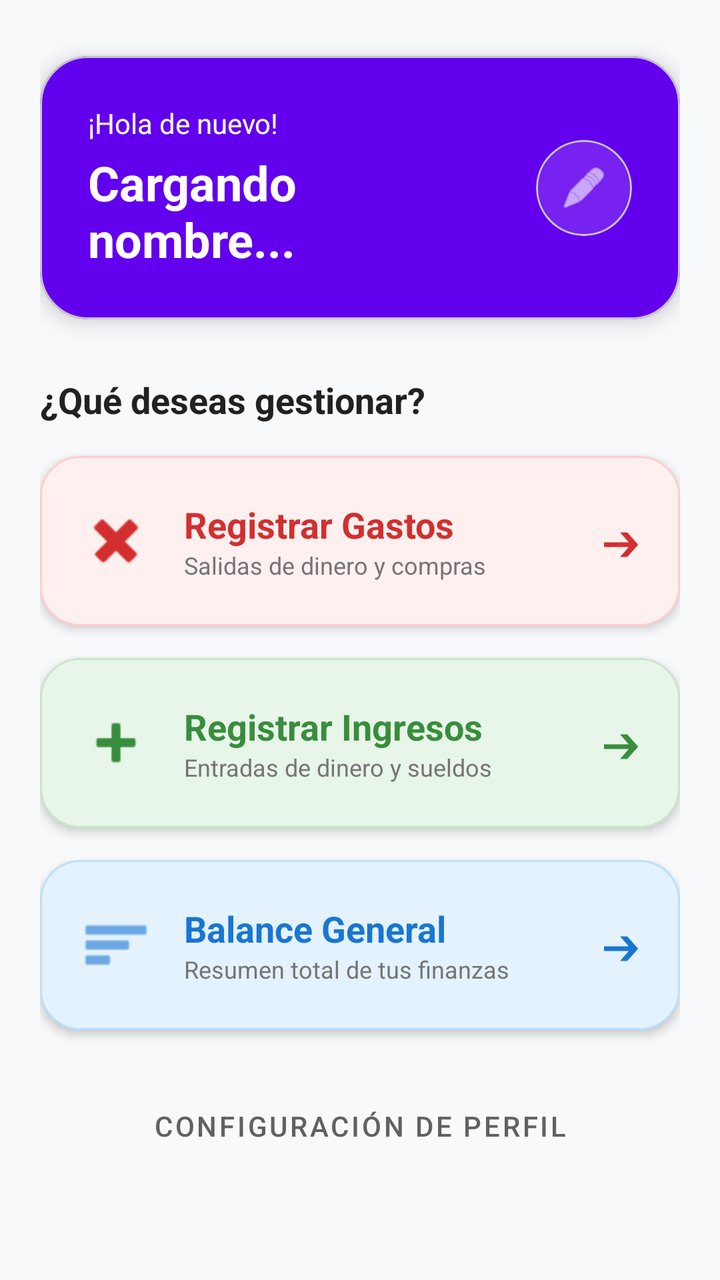
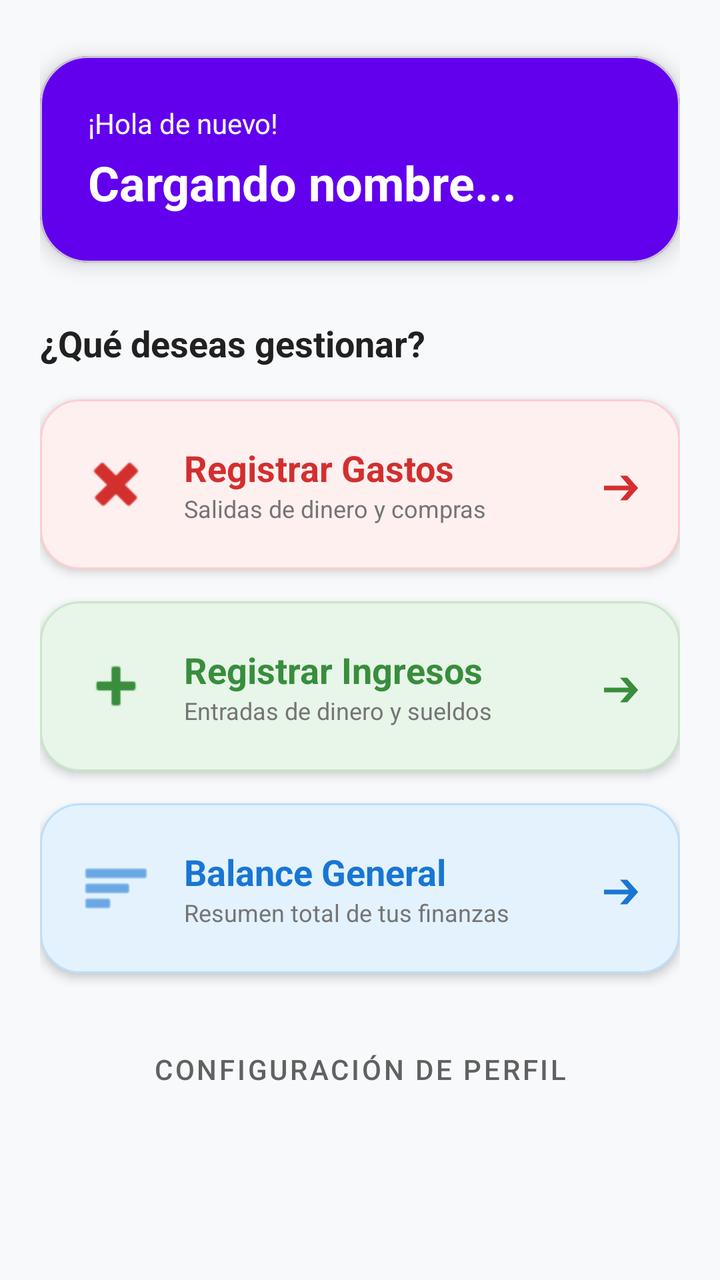

Two renders of the same Android screen: before a commit and after it. Below are the layout's source before the change and the commit's diff.
<!-- AndroidManifest.xml: application theme Theme.GestionIngresoGasto -->
<!-- res/layout/activity_menu.xml -->
<?xml version="1.0" encoding="utf-8"?>
<ScrollView
    xmlns:android="http://schemas.android.com/apk/res/android"
    xmlns:app="http://schemas.android.com/apk/res-auto"
    xmlns:tools="http://schemas.android.com/tools"
    android:layout_width="match_parent"
    android:layout_height="match_parent"
    android:fillViewport="true"
    android:background="@color/background_app">

    <androidx.constraintlayout.widget.ConstraintLayout
        android:layout_width="match_parent"
        android:layout_height="wrap_content"
        android:padding="20dp"
        tools:context=".MenuActivity">

        <com.google.android.material.card.MaterialCardView
            android:id="@+id/cardBienvenida"
            android:layout_width="0dp"
            android:layout_height="wrap_content"
            app:cardCornerRadius="24dp"
            app:cardElevation="6dp"
            app:cardBackgroundColor="@color/design_default_color_primary"
            app:layout_constraintTop_toTopOf="parent"
            app:layout_constraintStart_toStartOf="parent"
            app:layout_constraintEnd_toEndOf="parent"
            android:layout_marginTop="8dp">

            <androidx.constraintlayout.widget.ConstraintLayout
                android:layout_width="match_parent"
                android:layout_height="wrap_content"
                android:padding="24dp">

                <TextView
                    android:id="@+id/tvSaludo"
                    android:layout_width="wrap_content"
                    android:layout_height="wrap_content"
                    android:text="¡Hola de nuevo!"
                    android:textColor="@android:color/white"
                    android:textSize="14sp"
                    app:layout_constraintTop_toTopOf="parent"
                    app:layout_constraintStart_toStartOf="parent" />

                <TextView
                    android:id="@+id/tvNombreUsuario"
                    android:layout_width="0dp"
                    android:layout_height="wrap_content"
                    android:text="Cargando nombre..."
                    android:textColor="@android:color/white"
                    android:textSize="24sp"
                    android:textStyle="bold"
                    app:layout_constraintTop_toBottomOf="@id/tvSaludo"
                    app:layout_constraintStart_toStartOf="parent"
                    app:layout_constraintEnd_toStartOf="@id/btnEditarPerfil"
                    android:layout_marginTop="4dp"
                    android:layout_marginEnd="12dp" />

                <com.google.android.material.card.MaterialCardView
                    android:id="@+id/btnEditarPerfil"
                    android:layout_width="48dp"
                    android:layout_height="48dp"
                    app:cardCornerRadius="24dp"
                    app:cardElevation="0dp"
                    app:cardBackgroundColor="@color/blanco_translucido"
                    app:layout_constraintTop_toTopOf="parent"
                    app:layout_constraintBottom_toBottomOf="parent"
                    app:layout_constraintEnd_toEndOf="parent">

                    <ImageView
                        android:layout_width="24dp"
                        android:layout_height="24dp"
                        android:layout_gravity="center"
                        android:contentDescription="Editar Perfil"
                        android:src="@android:drawable/ic_menu_edit"
                        app:tint="@android:color/white" />
                </com.google.android.material.card.MaterialCardView>

            </androidx.constraintlayout.widget.ConstraintLayout>
        </com.google.android.material.card.MaterialCardView>

        <TextView
            android:id="@+id/tvOpciones"
            android:layout_width="0dp"
            android:layout_height="wrap_content"
            android:text="¿Qué deseas gestionar?"
            android:textSize="18sp"
            android:textStyle="bold"
            android:textColor="@color/texto_titulo"
            app:layout_constraintTop_toBottomOf="@id/cardBienvenida"
            app:layout_constraintStart_toStartOf="parent"
            app:layout_constraintEnd_toEndOf="parent"
            android:layout_marginTop="28dp" />

        <com.google.android.material.card.MaterialCardView
            android:id="@+id/btnGastos"
            android:layout_width="0dp"
            android:layout_height="85dp"
            android:clickable="true"
            android:focusable="true"
            android:foreground="?attr/selectableItemBackground"
            app:cardCornerRadius="20dp"
            app:cardElevation="3dp"
            app:cardBackgroundColor="@color/gasto_fondo"
            app:strokeColor="@color/gasto_borde"
            app:strokeWidth="1dp"
            app:layout_constraintTop_toBottomOf="@id/tvOpciones"
            app:layout_constraintStart_toStartOf="parent"
            app:layout_constraintEnd_toEndOf="parent"
            android:layout_marginTop="16dp">

            <LinearLayout
                android:layout_width="match_parent"
                android:layout_height="match_parent"
                android:orientation="horizontal"
                android:gravity="center_vertical"
                android:paddingHorizontal="20dp">

                <ImageView
                    android:layout_width="36dp"
                    android:layout_height="36dp"
                    android:src="@android:drawable/ic_delete"
                    app:tint="@color/gasto_primario" />

                <LinearLayout
                    android:layout_width="0dp"
                    android:layout_height="wrap_content"
                    android:layout_weight="1"
                    android:orientation="vertical"
                    android:layout_marginStart="16dp">

                    <TextView
                        android:layout_width="wrap_content"
                        android:layout_height="wrap_content"
                        android:text="Registrar Gastos"
                        android:textSize="18sp"
                        android:textStyle="bold"
                        android:textColor="@color/gasto_primario" />

                    <TextView
                        android:layout_width="wrap_content"
                        android:layout_height="wrap_content"
                        android:text="Salidas de dinero y compras"
                        android:textSize="12sp"
                        android:textColor="@color/texto_subtitulo" />
                </LinearLayout>

                <TextView
                    android:layout_width="wrap_content"
                    android:layout_height="wrap_content"
                    android:text="➔"
                    android:textSize="20sp"
                    android:textColor="@color/gasto_primario" />
            </LinearLayout>
        </com.google.android.material.card.MaterialCardView>

        <com.google.android.material.card.MaterialCardView
            android:id="@+id/btnIngresos"
            android:layout_width="0dp"
            android:layout_height="85dp"
            android:clickable="true"
            android:focusable="true"
            android:foreground="?attr/selectableItemBackground"
            app:cardCornerRadius="20dp"
            app:cardElevation="3dp"
            app:cardBackgroundColor="@color/ingreso_fondo"
            app:strokeColor="@color/ingreso_borde"
            app:strokeWidth="1dp"
            app:layout_constraintTop_toBottomOf="@id/btnGastos"
            app:layout_constraintStart_toStartOf="parent"
            app:layout_constraintEnd_toEndOf="parent"
            android:layout_marginTop="16dp">

            <LinearLayout
                android:layout_width="match_parent"
                android:layout_height="match_parent"
                android:orientation="horizontal"
                android:gravity="center_vertical"
                android:paddingHorizontal="20dp">

                <ImageView
                    android:layout_width="36dp"
                    android:layout_height="36dp"
                    android:src="@android:drawable/ic_input_add"
                    app:tint="@color/ingreso_primario" />

                <LinearLayout
                    android:layout_width="0dp"
                    android:layout_height="wrap_content"
                    android:layout_weight="1"
                    android:orientation="vertical"
                    android:layout_marginStart="16dp">

                    <TextView
                        android:layout_width="wrap_content"
                        android:layout_height="wrap_content"
                        android:text="Registrar Ingresos"
                        android:textSize="18sp"
                        android:textStyle="bold"
                        android:textColor="@color/ingreso_primario" />

                    <TextView
                        android:layout_width="wrap_content"
                        android:layout_height="wrap_content"
                        android:text="Entradas de dinero y sueldos"
                        android:textSize="12sp"
                        android:textColor="@color/texto_subtitulo" />
                </LinearLayout>

                <TextView
                    android:layout_width="wrap_content"
                    android:layout_height="wrap_content"
                    android:text="➔"
                    android:textSize="20sp"
                    android:textColor="@color/ingreso_primario" />
            </LinearLayout>
        </com.google.android.material.card.MaterialCardView>

        <com.google.android.material.card.MaterialCardView
            android:id="@+id/btnBalance"
            android:layout_width="0dp"
            android:layout_height="85dp"
            android:clickable="true"
            android:focusable="true"
            android:foreground="?attr/selectableItemBackground"
            app:cardCornerRadius="20dp"
            app:cardElevation="3dp"
            app:cardBackgroundColor="@color/balance_fondo"
            app:strokeColor="@color/balance_borde"
            app:strokeWidth="1dp"
            app:layout_constraintTop_toBottomOf="@id/btnIngresos"
            app:layout_constraintStart_toStartOf="parent"
            app:layout_constraintEnd_toEndOf="parent"
            android:layout_marginTop="16dp">

            <LinearLayout
                android:layout_width="match_parent"
                android:layout_height="match_parent"
                android:orientation="horizontal"
                android:gravity="center_vertical"
                android:paddingHorizontal="20dp">

                <ImageView
                    android:layout_width="36dp"
                    android:layout_height="36dp"
                    android:src="@android:drawable/ic_menu_sort_by_size"
                    app:tint="@color/balance_primario" />

                <LinearLayout
                    android:layout_width="0dp"
                    android:layout_height="wrap_content"
                    android:layout_weight="1"
                    android:orientation="vertical"
                    android:layout_marginStart="16dp">

                    <TextView
                        android:layout_width="wrap_content"
                        android:layout_height="wrap_content"
                        android:text="Balance General"
                        android:textSize="18sp"
                        android:textStyle="bold"
                        android:textColor="@color/balance_primario" />

                    <TextView
                        android:layout_width="wrap_content"
                        android:layout_height="wrap_content"
                        android:text="Resumen total de tus finanzas"
                        android:textSize="12sp"
                        android:textColor="@color/texto_subtitulo" />
                </LinearLayout>

                <TextView
                    android:layout_width="wrap_content"
                    android:layout_height="wrap_content"
                    android:text="➔"
                    android:textSize="20sp"
                    android:textColor="@color/balance_primario" />
            </LinearLayout>
        </com.google.android.material.card.MaterialCardView>

        <com.google.android.material.button.MaterialButton
            android:id="@+id/btnPerfilUsuario"
            style="@style/Widget.MaterialComponents.Button.TextButton"
            android:layout_width="0dp"
            android:layout_height="wrap_content"
            android:text="Configuración de Perfil"
            android:textSize="14sp"
            android:textColor="@color/texto_secundario"
            app:layout_constraintTop_toBottomOf="@id/btnBalance"
            app:layout_constraintStart_toStartOf="parent"
            app:layout_constraintEnd_toEndOf="parent"
            android:layout_marginTop="24dp"
            android:layout_marginBottom="16dp" />

    </androidx.constraintlayout.widget.ConstraintLayout>
</ScrollView>
<!-- resources referenced by this layout -->
<resources>
  <color name="background_app">#F8F9FA</color>
  <color name="balance_borde">#BBDEFB</color>
  <color name="balance_fondo">#E3F2FD</color>
  <color name="balance_primario">#1976D2</color>
  <color name="blanco_translucido">#22FFFFFF</color>
  <color name="gasto_borde">#FFCDD2</color>
  <color name="gasto_fondo">#FFF0F0</color>
  <color name="gasto_primario">#D32F2F</color>
  <color name="ingreso_borde">#C8E6C9</color>
  <color name="ingreso_fondo">#E8F5E9</color>
  <color name="ingreso_primario">#388E3C</color>
  <color name="texto_secundario">#616161</color>
  <color name="texto_subtitulo">#757575</color>
  <color name="texto_titulo">#212121</color>
  <style name="Theme.GestionIngresoGasto" parent="Base.Theme.GestionIngresoGasto" />
  <style name="Base.Theme.GestionIngresoGasto" parent="Theme.Material3.DayNight.NoActionBar">
          
          
      </style>
</resources>

<!-- the commit's change to res/layout/activity_menu.xml (unified diff, before → after) -->
@@ -12,7 +12,7 @@
         android:layout_width="match_parent"
         android:layout_height="wrap_content"
         android:padding="20dp"
-        tools:context=".MenuActivity">
+        tools:context=".ui.MenuActivity">
 
         <com.google.android.material.card.MaterialCardView
             android:id="@+id/cardBienvenida"
@@ -45,35 +45,13 @@
                     android:id="@+id/tvNombreUsuario"
                     android:layout_width="0dp"
                     android:layout_height="wrap_content"
+                    android:layout_marginTop="4dp"
                     android:text="Cargando nombre..."
                     android:textColor="@android:color/white"
                     android:textSize="24sp"
                     android:textStyle="bold"
-                    app:layout_constraintTop_toBottomOf="@id/tvSaludo"
                     app:layout_constraintStart_toStartOf="parent"
-                    app:layout_constraintEnd_toStartOf="@id/btnEditarPerfil"
-                    android:layout_marginTop="4dp"
-                    android:layout_marginEnd="12dp" />
-
-                <com.google.android.material.card.MaterialCardView
-                    android:id="@+id/btnEditarPerfil"
-                    android:layout_width="48dp"
-                    android:layout_height="48dp"
-                    app:cardCornerRadius="24dp"
-                    app:cardElevation="0dp"
-                    app:cardBackgroundColor="@color/blanco_translucido"
-                    app:layout_constraintTop_toTopOf="parent"
-                    app:layout_constraintBottom_toBottomOf="parent"
-                    app:layout_constraintEnd_toEndOf="parent">
-
-                    <ImageView
-                        android:layout_width="24dp"
-                        android:layout_height="24dp"
-                        android:layout_gravity="center"
-                        android:contentDescription="Editar Perfil"
-                        android:src="@android:drawable/ic_menu_edit"
-                        app:tint="@android:color/white" />
-                </com.google.android.material.card.MaterialCardView>
+                    app:layout_constraintTop_toBottomOf="@id/tvSaludo" />
 
             </androidx.constraintlayout.widget.ConstraintLayout>
         </com.google.android.material.card.MaterialCardView>
<!-- resource entries referenced after the edit -->
@@ -4,7 +4,6 @@
   <color name="balance_borde">#BBDEFB</color>
   <color name="balance_fondo">#E3F2FD</color>
   <color name="balance_primario">#1976D2</color>
-  <color name="blanco_translucido">#22FFFFFF</color>
   <color name="gasto_borde">#FFCDD2</color>
   <color name="gasto_fondo">#FFF0F0</color>
   <color name="gasto_primario">#D32F2F</color>
